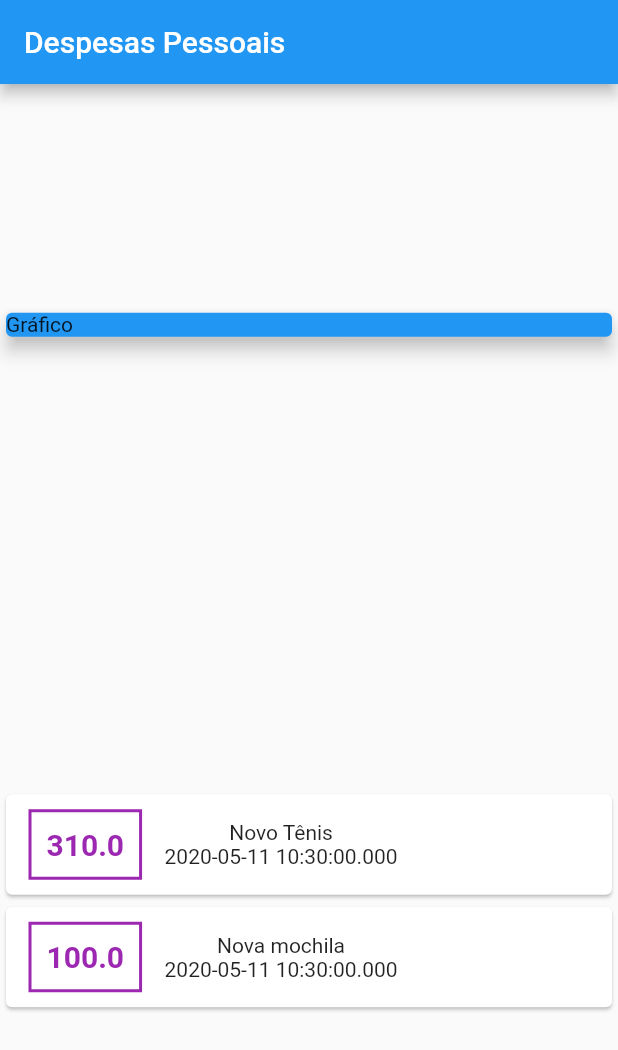
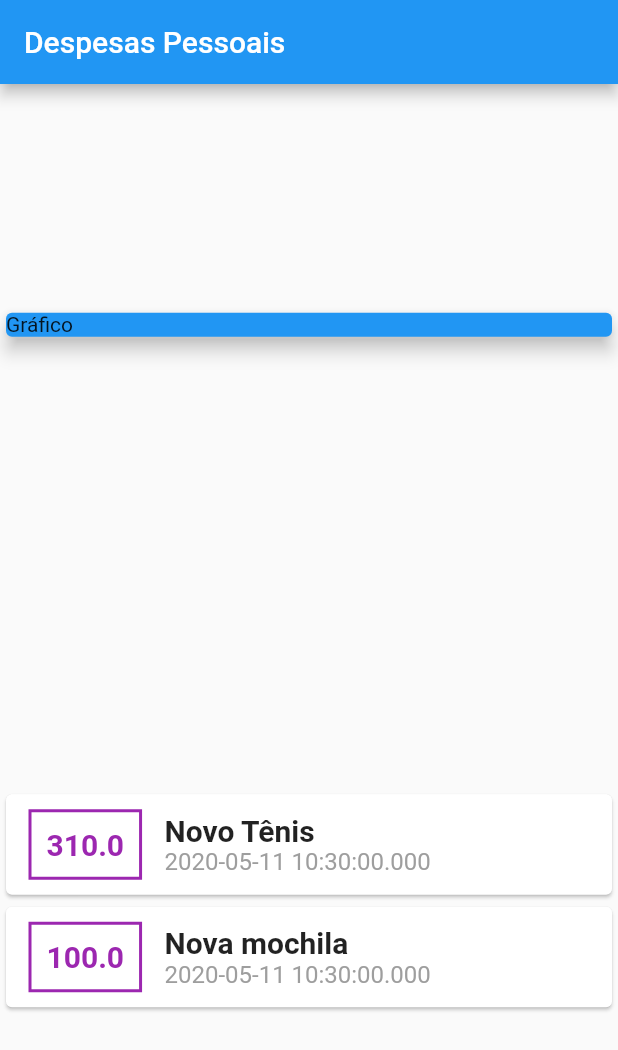
Before and after one commit to marimendes/flutterzinho, a Flutter app: the screen it shows after launch, on a phone screen of 412 x 824 dp. Shown: the top 1050 px of the screen. Run offline on Flutter 3.47's test engine with Material 2 defaults, Android fonts, the phone set to English and light mode, and no system bars.

Commit message:
Adicionando style ao texto do titulo e data da despesa

```diff
--- a/expenses/lib/main.dart
+++ b/expenses/lib/main.dart
@@ -73,9 +73,20 @@ class MyHomePage extends StatelessWidget {
                       )
                     ),
                     Column(
+                      crossAxisAlignment: CrossAxisAlignment.start,
                       children: <Widget>[
-                        Text(tr.title),
-                        Text(tr.date.toString()),
+                        Text(tr.title,
+                          style: TextStyle(
+                            fontWeight: FontWeight.bold,
+                            fontSize: 20,
+                          ),
+                        ),
+                        Text(tr.date.toString(),
+                          style: TextStyle(
+                            color: Colors.grey,
+                            fontSize: 16,
+                          ),
+                        ),
                       ],
                     )
                   ],
```
